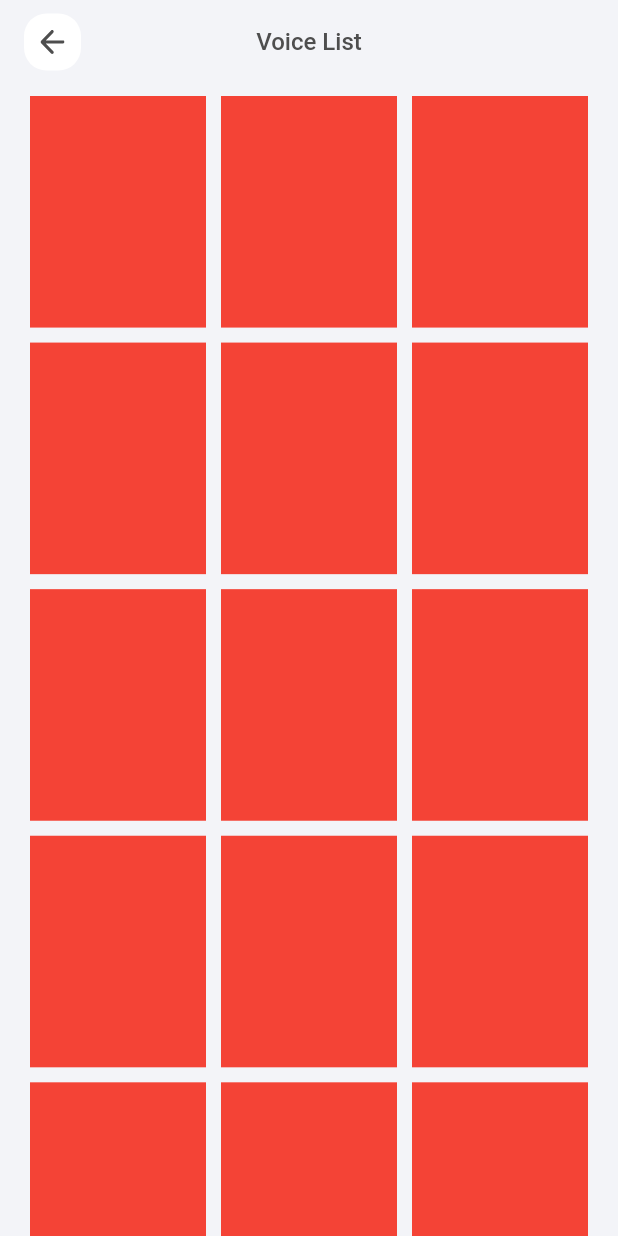
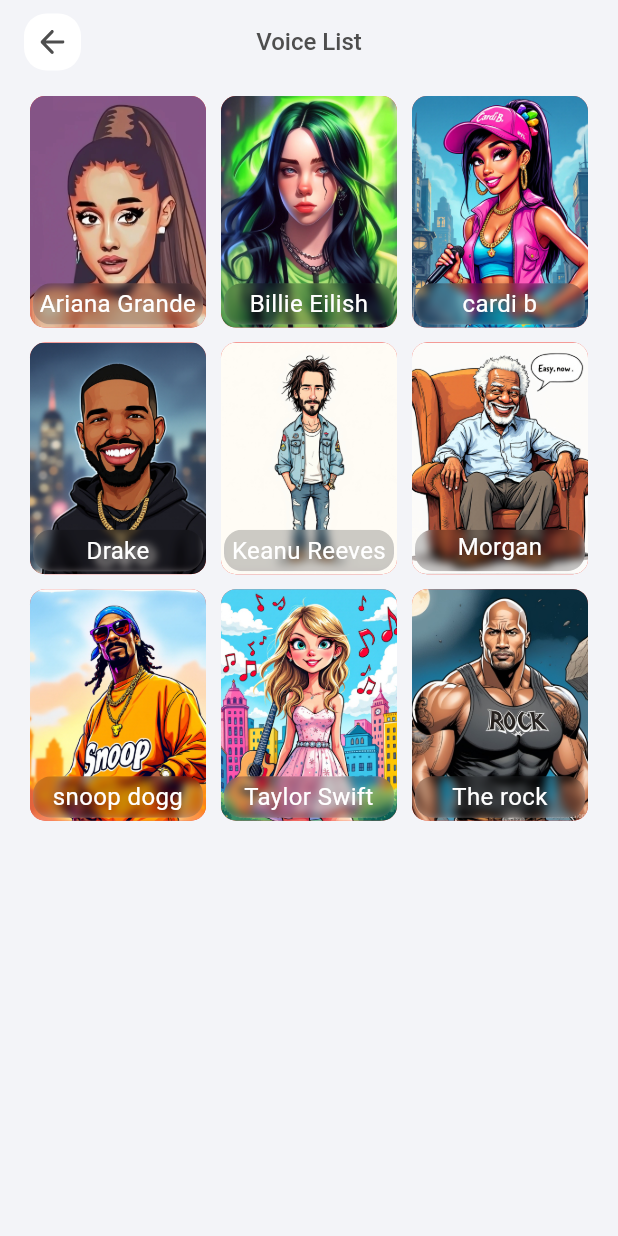
Before and after one commit to hoanglm6201/voice_changer_flutter, a Flutter app: the AiVoiceChangerScreen screen opened directly, on a phone screen of 412 x 824 dp. Run offline on Flutter 3.47's test engine with Material 3 defaults, Android fonts, the phone set to English and light mode, and no system bars; our stand-ins replace flutter_easyloading, flutter_svg, get_it, shared_preferences; missing offline and left inert: base_ui_flutter_v1, purchases_flutter; accounts and stored records are empty; generated files the repository leaves out were written again; Roboto replaces fonts that are missing (SFCompactDisplay).

Commit message:
voice list

```diff
--- a/lib/data/model/voice_model.dart
+++ b/lib/data/model/voice_model.dart
@@ -14,7 +14,61 @@ class VoiceModel {
   });
 }
 
+List<VoiceModel> aiVoiceChanger = [
+  VoiceModel(
+    id: const Uuid().v4(),
+    name: 'Ariana Grande',
+    image: ResImages.arianaGrande,
+  ),
+  VoiceModel(
+    id: const Uuid().v4(),
+    name: 'Billie Eilish',
+    image: ResImages.billieEilish,
+  ),
+  VoiceModel(
+    id: const Uuid().v4(),
+    name: 'cardi b',
+    image: ResImages.cardiB,
+  ),
+  VoiceModel(
+    id: const Uuid().v4(),
+    name: 'Drake',
+    image: ResImages.drake,
+  ),
+  VoiceModel(
+    id: const Uuid().v4(),
+    name: 'Keanu Reeves',
+    image: ResImages.keanuReeves,
+  ),
+  VoiceModel(
+    id: const Uuid().v4(),
+    name: 'Morgan Freeman',
+    image: ResImages.morganFreeman,
+  ),
+  VoiceModel(
+    id: const Uuid().v4(),
+    name: 'snoop dogg',
+    image: ResImages.snoopDogg,
+  ),
+  VoiceModel(
+    id: const Uuid().v4(),
+    name: 'Taylor Swift',
+    image: ResImages.taylorSwift,
+  ),
+  VoiceModel(
+    id: const Uuid().v4(),
+    name: 'The rock',
+    image: ResImages.theRock,
+  ),
+];
+
 List<VoiceModel> voiceList = [
+
+
+  // Celebrities and public figures voices
+
+  ...aiVoiceChanger,
+
   // Cartoon voices
   VoiceModel(
     id: const Uuid().v4(),
@@ -67,52 +121,6 @@ List<VoiceModel> voiceList = [
     image: ResImages.ton,
   ),
 
-  // Celebrities and public figures voices
-  VoiceModel(
-    id: const Uuid().v4(),
-    name: 'Ariana Grande',
-    image: ResImages.arianaGrande,
-  ),
-  VoiceModel(
-    id: const Uuid().v4(),
-    name: 'Billie Eilish',
-    image: ResImages.billieEilish,
-  ),
-  VoiceModel(
-    id: const Uuid().v4(),
-    name: 'cardi b',
-    image: ResImages.cardiB,
-  ),
-  VoiceModel(
-    id: const Uuid().v4(),
-    name: 'Drake',
-    image: ResImages.drake,
-  ),
-  VoiceModel(
-    id: const Uuid().v4(),
-    name: 'Keanu Reeves',
-    image: ResImages.keanuReeves,
-  ),
-  VoiceModel(
-    id: const Uuid().v4(),
-    name: 'Morgan Freeman',
-    image: ResImages.morganFreeman,
-  ),
-  VoiceModel(
-    id: const Uuid().v4(),
-    name: 'snoop dogg',
-    image: ResImages.snoopDogg,
-  ),
-  VoiceModel(
-    id: const Uuid().v4(),
-    name: 'Taylor Swift',
-    image: ResImages.taylorSwift,
-  ),
-  VoiceModel(
-    id: const Uuid().v4(),
-    name: 'The rock',
-    image: ResImages.theRock,
-  ),
 
   // Game and pop culture icons voices
   VoiceModel(
--- a/lib/view/screen/ai_voice_changer/ai_voice_changer_screen.dart
+++ b/lib/view/screen/ai_voice_changer/ai_voice_changer_screen.dart
@@ -2,8 +2,10 @@ import 'package:flutter/material.dart';
 import 'package:flutter_svg/svg.dart';
 import 'package:voice_changer_flutter/core/res/icons.dart';
 import 'package:voice_changer_flutter/core/utils/locator_support.dart';
+import 'package:voice_changer_flutter/data/model/voice_model.dart';
 import 'package:voice_changer_flutter/view/widgets/appbar/app_bar_custom.dart';
 import 'package:voice_changer_flutter/view/widgets/button/icon_button.dart';
+import 'package:voice_changer_flutter/view/widgets/item/voices_item.dart';
 
 class AiVoiceChangerScreen extends StatelessWidget {
   const AiVoiceChangerScreen({super.key});
@@ -26,7 +28,7 @@ class AiVoiceChangerScreen extends StatelessWidget {
       ),
       body: GridView.builder(
         padding: EdgeInsets.symmetric(horizontal: 20, vertical: 8),
-        itemCount: 15,
+        itemCount: aiVoiceChanger.length,
         gridDelegate: SliverGridDelegateWithFixedCrossAxisCount(
           crossAxisCount: 3,
           crossAxisSpacing: 10,
@@ -34,7 +36,8 @@ class AiVoiceChangerScreen extends StatelessWidget {
           mainAxisSpacing: 10
         ),
         itemBuilder: (context, index) {
-          return Container(color: Colors.red,);
+          final voiceModel = aiVoiceChanger[index];
+          return VoicesItem(voiceModel: voiceModel,);
         },
       ),
     );
--- /dev/null
+++ b/lib/view/widgets/item/voices_item.dart
@@ -0,0 +1,51 @@
+import 'dart:ui';
+
+import 'package:flutter/material.dart';
+import 'package:voice_changer_flutter/data/model/voice_model.dart';
+
+class VoicesItem extends StatelessWidget {
+  final VoiceModel voiceModel;
+  const VoicesItem({super.key, required this.voiceModel});
+
+  @override
+  Widget build(BuildContext context) {
+    final screenSize = MediaQuery.sizeOf(context).width;
+    return Container(
+      padding: EdgeInsets.only(bottom: 2, right: 2, left:  2),
+      decoration: BoxDecoration(
+        color: Colors.red,
+        borderRadius: BorderRadius.circular(10),
+        image: DecorationImage(image: AssetImage(voiceModel.image), fit: BoxFit.cover)
+      ),
+      child: Stack(
+        children: [
+          Align(
+            alignment: Alignment.bottomCenter,
+            child: _buildBlur(screenSize, voiceModel.name),
+          ),
+        ],
+      ),
+    );
+  }
+  Widget _buildBlur(double screenSize, String name) {
+    return SizedBox(
+      width: screenSize,
+      height: screenSize * 0.067,
+      child: ClipRRect(
+        borderRadius: BorderRadius.circular(12),
+        child: BackdropFilter(
+          filter: ImageFilter.blur(sigmaX: 3, sigmaY: 3),
+          child: Container(
+            color: Colors.black.withValues(alpha: 0.2),
+            alignment: Alignment.center,
+            child: Text(
+              name,
+              textAlign: TextAlign.center,
+              style: TextStyle(color: Colors.white, fontSize: 16),
+            ),
+          ),
+        ),
+      ),
+    );
+  }
+}
```
Also changed, not shown: pubspec.lock.
